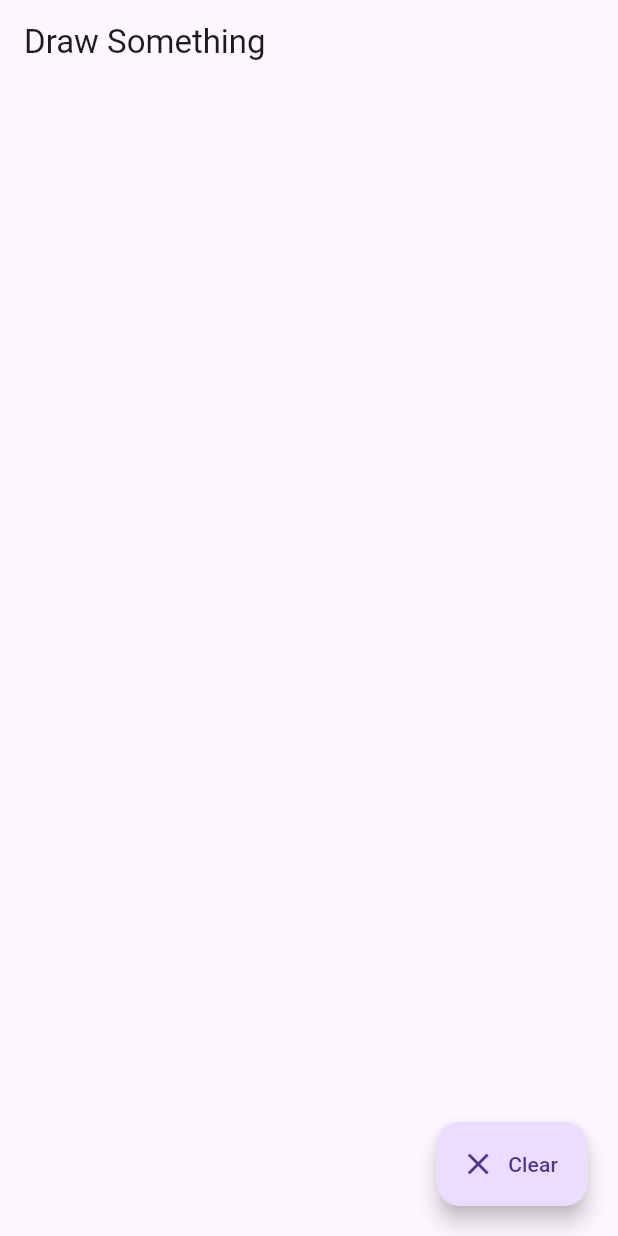
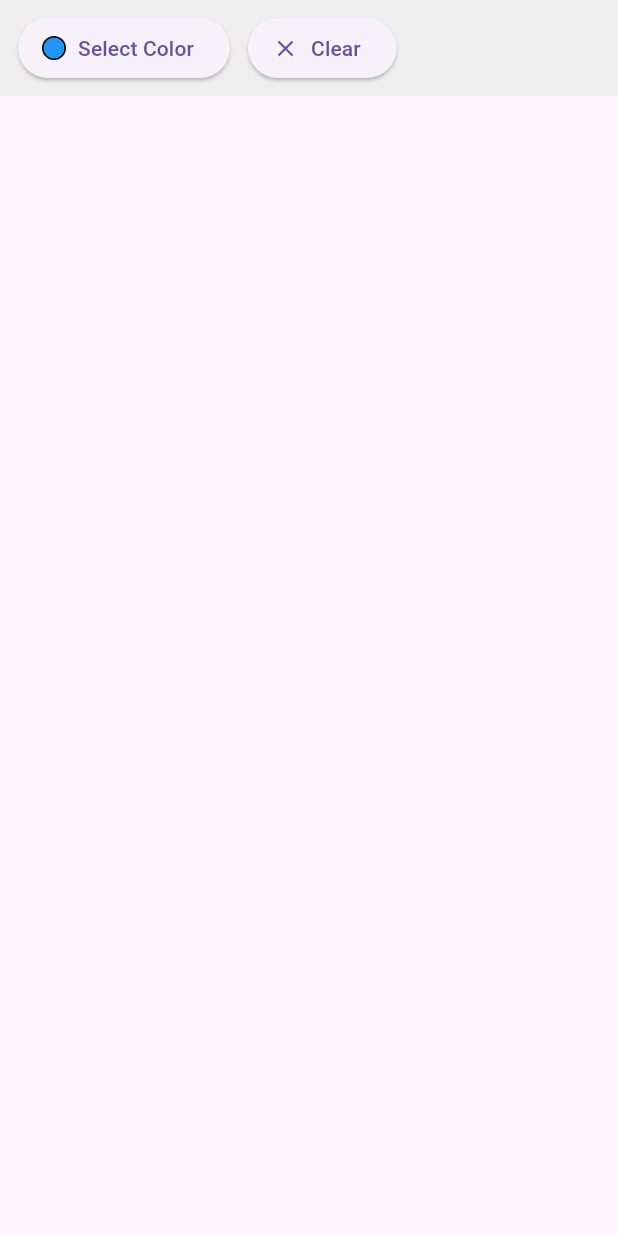
Before and after one commit to joshdail/screen_annotator, a Flutter app: the screen it shows after launch, after a tap on "Clear", on a phone screen of 412 x 824 dp. Run offline on Flutter 3.47's test engine with Material 3 defaults, Android fonts, the light colour scheme and no system bars; our stand-ins replace flutter_colorpicker.

Commit message:
Add color picker and improve toolbar UI

```diff
--- a/lib/main.dart
+++ b/lib/main.dart
@@ -1,18 +1,29 @@
 import 'package:flutter/material.dart';
-import 'dart:ui' as ui;
+import 'package:flutter_colorpicker/flutter_colorpicker.dart';
 
 void main() {
   runApp(const MyApp());
 }
 
-// Root of the app
 class MyApp extends StatelessWidget {
   const MyApp({super.key});
 
   @override
   Widget build(BuildContext context) {
-    return MaterialApp(title: 'Drawing Canvas', home: const DrawingPage());
+    return const MaterialApp(
+      title: 'Drawing Canvas',
+      home: DrawingPage(),
+      debugShowCheckedModeBanner: false,
+    );
   }
+}
+
+// A stroke contains a list of points and a color
+class Stroke {
+  final List<Offset> points;
+  final Color color;
+
+  Stroke({required this.points, required this.color});
 }
 
 class DrawingPage extends StatefulWidget {
@@ -23,31 +34,121 @@ class DrawingPage extends StatefulWidget {
 }
 
 class _DrawingPageState extends State<DrawingPage> {
-  // Holds the current list of drawn points
-  final List<Offset?> _points = [];
+  final List<Stroke> _strokes = [];
+  Stroke? _currentStroke;
 
-  void _addPoint(Offset point) => setState(() => _points.add(point));
-  void _endStroke() => setState(() => _points.add(null));
-  void _clearCanvas() => setState(() => _points.clear());
+  final ValueNotifier<int> _repaintNotifier = ValueNotifier<int>(0);
+  Color _selectedColor = Colors.blue;
+
+  void _startStroke(Offset point) {
+    setState(() {
+      _currentStroke = Stroke(points: [point], color: _selectedColor);
+    });
+    _incrementRepaintNotifier();
+  }
+
+  void _addPoint(Offset point) {
+    _currentStroke?.points.add(point);
+    _incrementRepaintNotifier();
+  }
+
+  void _endStroke() {
+    if (_currentStroke != null) {
+      setState(() {
+        _strokes.add(_currentStroke!);
+        _currentStroke = null;
+      });
+    }
+    _incrementRepaintNotifier();
+  }
+
+  void _clearCanvas() {
+    setState(() {
+      _strokes.clear();
+      _currentStroke = null;
+    });
+    _incrementRepaintNotifier();
+  }
+
+  void _incrementRepaintNotifier() {
+    _repaintNotifier.value++;
+  }
+
+  void _openColorPicker() {
+    Color pickerColor = _selectedColor;
+    showDialog(
+      context: context,
+      builder: (context) => AlertDialog(
+        title: const Text('Pick a color'),
+        content: SingleChildScrollView(
+          child: ColorPicker(
+            pickerColor: pickerColor,
+            onColorChanged: (color) => pickerColor = color,
+            enableAlpha: false,
+            showLabel: true,
+            pickerAreaHeightPercent: 0.8,
+          ),
+        ),
+        actions: [
+          TextButton(
+            child: const Text('Cancel'),
+            onPressed: () => Navigator.of(context).pop(),
+          ),
+          TextButton(
+            child: const Text('Select'),
+            onPressed: () {
+              setState(() => _selectedColor = pickerColor);
+              Navigator.of(context).pop();
+            },
+          ),
+        ],
+      ),
+    );
+  }
 
   @override
   Widget build(BuildContext context) {
     return Scaffold(
-      appBar: AppBar(title: const Text("Draw Something")),
-      body: Stack(
+      body: Column(
         children: [
-          DrawingCanvas(
-            points: _points,
-            onDraw: _addPoint,
-            onEndStroke: _endStroke,
+          // Toolbar
+          Container(
+            color: Colors.grey[200],
+            padding: const EdgeInsets.symmetric(horizontal: 12, vertical: 8),
+            child: Row(
+              children: [
+                ElevatedButton.icon(
+                  onPressed: _openColorPicker,
+                  icon: Container(
+                    width: 16,
+                    height: 16,
+                    decoration: BoxDecoration(
+                      color: _selectedColor,
+                      shape: BoxShape.circle,
+                      border: Border.all(color: Colors.black),
+                    ),
+                  ),
+                  label: const Text("Select Color"),
+                ),
+                const SizedBox(width: 12),
+                ElevatedButton.icon(
+                  onPressed: _clearCanvas,
+                  icon: const Icon(Icons.clear),
+                  label: const Text("Clear"),
+                ),
+              ],
+            ),
           ),
-          Positioned(
-            bottom: 20,
-            right: 20,
-            child: FloatingActionButton.extended(
-              onPressed: _clearCanvas,
-              icon: const Icon(Icons.clear),
-              label: const Text("Clear"),
+
+          // Drawing Canvas
+          Expanded(
+            child: DrawingCanvas(
+              strokes: _strokes,
+              currentStroke: _currentStroke,
+              onStartStroke: _startStroke,
+              onDraw: _addPoint,
+              onEndStroke: _endStroke,
+              repaintNotifier: _repaintNotifier,
             ),
           ),
         ],
@@ -57,24 +158,35 @@ class _DrawingPageState extends State<DrawingPage> {
 }
 
 class DrawingCanvas extends StatelessWidget {
-  final List<Offset?> points;
+  final List<Stroke> strokes;
+  final Stroke? currentStroke;
+  final ValueChanged<Offset> onStartStroke;
   final ValueChanged<Offset> onDraw;
   final VoidCallback onEndStroke;
+  final ValueNotifier<int> repaintNotifier;
 
   const DrawingCanvas({
     super.key,
-    required this.points,
+    required this.strokes,
+    required this.currentStroke,
+    required this.onStartStroke,
     required this.onDraw,
     required this.onEndStroke,
+    required this.repaintNotifier,
   });
 
   @override
   Widget build(BuildContext context) {
     return GestureDetector(
+      onPanStart: (details) => onStartStroke(details.localPosition),
       onPanUpdate: (details) => onDraw(details.localPosition),
       onPanEnd: (_) => onEndStroke(),
       child: CustomPaint(
-        painter: DrawingPainter(points: points),
+        painter: DrawingPainter(
+          strokes: strokes,
+          currentStroke: currentStroke,
+          repaint: repaintNotifier,
+        ),
         size: Size.infinite,
       ),
     );
@@ -82,23 +194,42 @@ class DrawingCanvas extends StatelessWidget {
 }
 
 class DrawingPainter extends CustomPainter {
-  final List<Offset?> points;
+  final List<Stroke> strokes;
+  final Stroke? currentStroke;
 
-  DrawingPainter({required this.points});
+  DrawingPainter({
+    required this.strokes,
+    required this.currentStroke,
+    Listenable? repaint,
+  }) : super(repaint: repaint);
+
+  final Map<Color, Paint> _paintCache = {};
+
+  Paint _getPaint(Color color) {
+    return _paintCache.putIfAbsent(
+      color,
+      () => Paint()
+        ..color = color
+        ..strokeCap = StrokeCap.round
+        ..strokeWidth = 4.0,
+    );
+  }
+
+  void _drawStroke(Canvas canvas, Stroke stroke) {
+    final points = stroke.points;
+    final paint = _getPaint(stroke.color);
+    for (int i = 0; i < points.length - 1; i++) {
+      canvas.drawLine(points[i], points[i + 1], paint);
+    }
+  }
 
   @override
   void paint(Canvas canvas, Size size) {
-    final paint = Paint()
-      ..color = Colors.blueAccent
-      ..strokeCap = StrokeCap.round
-      ..strokeWidth = 4.0;
-
-    for (int i = 0; i < points.length - 1; i++) {
-      final p1 = points[i];
-      final p2 = points[i + 1];
-      if (p1 != null && p2 != null) {
-        canvas.drawLine(p1, p2, paint);
-      }
+    for (final stroke in strokes) {
+      _drawStroke(canvas, stroke);
+    }
+    if (currentStroke != null) {
+      _drawStroke(canvas, currentStroke!);
     }
   }
 
--- a/pubspec.yaml
+++ b/pubspec.yaml
@@ -30,7 +30,7 @@ environment:
 dependencies:
   flutter:
     sdk: flutter
-
+  flutter_colorpicker: ^1.1.0
   # The following adds the Cupertino Icons font to your application.
   # Use with the CupertinoIcons class for iOS style icons.
   cupertino_icons: ^1.0.8
```
Also changed, not shown: pubspec.lock.
